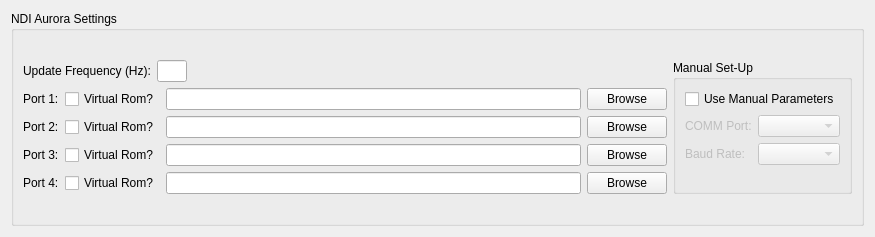
Qt form GUI/Qt/AuroraTrackerSettingsWidget.ui (mfoste/NDIAPI) before a commit.
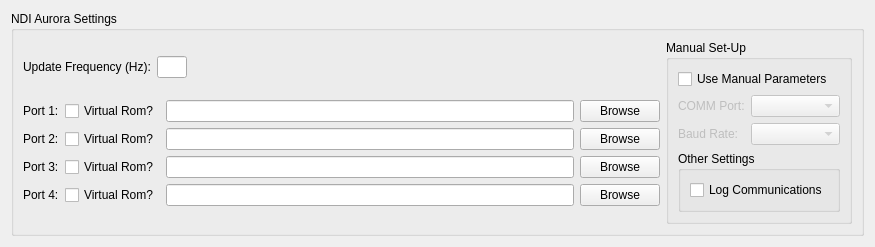
The same form after that commit.

Commit message: Removed Hardware Sync checkbox, doesn't belong here.

What changed in the file:
```diff
--- a/GUI/Qt/AuroraTrackerSettingsWidget.ui
+++ b/GUI/Qt/AuroraTrackerSettingsWidget.ui
@@ -265,6 +265,26 @@
              </item>
             </layout>
            </item>
+           <item row="1" column="0">
+            <widget class="QGroupBox" name="groupBox_3">
+             <property name="title">
+              <string>Other Settings</string>
+             </property>
+             <layout class="QGridLayout" name="gridLayout_6">
+              <item row="0" column="0">
+               <layout class="QVBoxLayout" name="verticalLayout_6">
+                <item>
+                 <widget class="QCheckBox" name="logCommunicationsCheckBox">
+                  <property name="text">
+                   <string>Log Communications</string>
+                  </property>
+                 </widget>
+                </item>
+               </layout>
+              </item>
+             </layout>
+            </widget>
+           </item>
           </layout>
          </widget>
         </item>
```
The commit also changes 5 other files.
